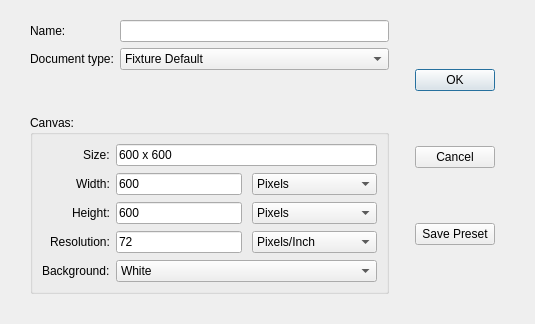
Qt form src/dialogs/newdialog.ui (eyeon/Fixture) before a commit.
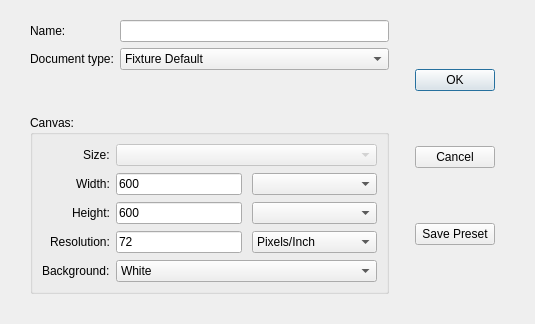
The same form after that commit.

```diff
--- a/src/dialogs/newdialog.ui
+++ b/src/dialogs/newdialog.ui
@@ -133,14 +133,14 @@
           </property>
          </widget>
         </item>
-        <item row="3" column="0">
+        <item row="4" column="0">
          <widget class="QLabel" name="widthLbl">
           <property name="text">
            <string>Width:</string>
           </property>
          </widget>
         </item>
-        <item row="3" column="1">
+        <item row="4" column="1">
          <widget class="QFrame" name="widthFrame">
           <property name="sizePolicy">
            <sizepolicy hsizetype="Preferred" vsizetype="Preferred">
@@ -195,36 +195,21 @@
               </sizepolicy>
              </property>
              <property name="currentIndex">
-              <number>0</number>
+              <number>-1</number>
              </property>
-             <item>
-              <property name="text">
-               <string>Pixels</string>
-              </property>
-             </item>
-             <item>
-              <property name="text">
-               <string>Inches</string>
-              </property>
-             </item>
-             <item>
-              <property name="text">
-               <string>Centimeters</string>
-              </property>
-             </item>
             </widget>
            </item>
           </layout>
          </widget>
         </item>
-        <item row="4" column="0">
+        <item row="5" column="0">
          <widget class="QLabel" name="heightLbl">
           <property name="text">
            <string>Height:</string>
           </property>
          </widget>
         </item>
-        <item row="4" column="1">
+        <item row="5" column="1">
          <widget class="QFrame" name="heightFrame">
           <property name="sizePolicy">
            <sizepolicy hsizetype="Preferred" vsizetype="Preferred">
@@ -278,41 +263,26 @@
                <verstretch>0</verstretch>
               </sizepolicy>
              </property>
-             <item>
-              <property name="text">
-               <string>Pixels</string>
-              </property>
-             </item>
-             <item>
-              <property name="text">
-               <string>Inches</string>
-              </property>
-             </item>
-             <item>
-              <property name="text">
-               <string>Centimeters</string>
-              </property>
-             </item>
             </widget>
            </item>
           </layout>
          </widget>
         </item>
-        <item row="6" column="0">
+        <item row="7" column="0">
          <widget class="QLabel" name="resLbl">
           <property name="text">
            <string>Resolution:</string>
           </property>
          </widget>
         </item>
-        <item row="7" column="0">
+        <item row="8" column="0">
          <widget class="QLabel" name="bgLbl">
           <property name="text">
            <string>Background:</string>
           </property>
          </widget>
         </item>
-        <item row="7" column="1">
+        <item row="8" column="1">
          <widget class="QComboBox" name="backgroundValCombo">
           <item>
            <property name="text">
@@ -321,14 +291,7 @@
           </item>
          </widget>
         </item>
-        <item row="2" column="1">
-         <widget class="QLineEdit" name="sizeTxt">
-          <property name="text">
-           <string>600 x 600</string>
-          </property>
-         </widget>
-        </item>
-        <item row="6" column="1">
+        <item row="7" column="1">
          <widget class="QFrame" name="resFrame">
           <property name="sizePolicy">
            <sizepolicy hsizetype="Preferred" vsizetype="Preferred">
@@ -397,6 +360,16 @@
           </layout>
          </widget>
         </item>
+        <item row="2" column="1">
+         <widget class="QComboBox" name="comboBox">
+          <property name="enabled">
+           <bool>false</bool>
+          </property>
+          <property name="editable">
+           <bool>false</bool>
+          </property>
+         </widget>
+        </item>
        </layout>
       </widget>
      </item>
```
